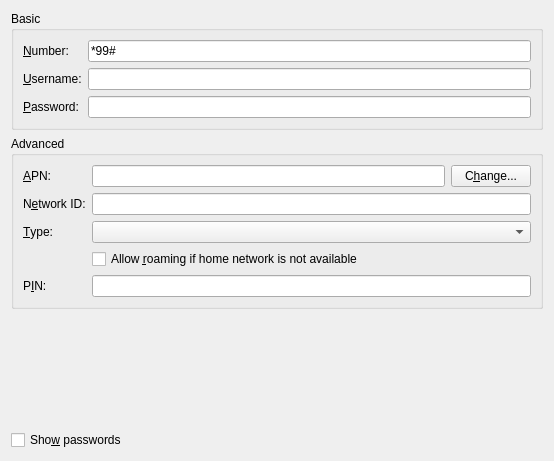
This is editor/ui/gsm.ui in KDE/plasma-nm as Qt 5 draws it before an edit. The edited form follows.
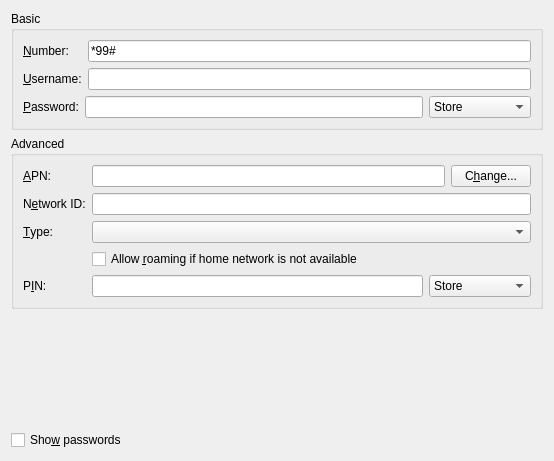
This is the edited form. Custom widgets are drawn as their Qt base class.

Commit message: Allow to explicitly select whether secrets are not required for GSM connection

```diff
--- a/editor/ui/gsm.ui
+++ b/editor/ui/gsm.ui
@@ -48,7 +48,9 @@
       <item row="1" column="1">
        <widget class="KLineEdit" name="username"/>
       </item>
-      <item row="2" column="0">
+      <item row="2" column="0" colspan="2">
+       <layout class="QHBoxLayout" name="horizontalLayout_2">
+        <item>
        <widget class="QLabel" name="label_3">
         <property name="text">
          <string>&amp;Password:</string>
@@ -58,13 +60,34 @@
         </property>
        </widget>
       </item>
-      <item row="2" column="1">
+        <item>
        <widget class="KLineEdit" name="password">
         <property name="passwordMode">
          <bool>true</bool>
         </property>
        </widget>
       </item>
+        <item>
+         <widget class="KComboBox" name="passwordStorage">
+          <item>
+           <property name="text">
+            <string>Store</string>
+           </property>
+          </item>
+          <item>
+           <property name="text">
+            <string>Always Ask</string>
+           </property>
+          </item>
+          <item>
+           <property name="text">
+            <string>Not Required</string>
+           </property>
+          </item>
+         </widget>
+        </item>
+       </layout>
+      </item>
      </layout>
     </widget>
    </item>
@@ -151,12 +174,35 @@
        </widget>
       </item>
       <item row="4" column="1">
+       <layout class="QHBoxLayout" name="horizontalLayout_3">
+        <item>
        <widget class="KLineEdit" name="pin">
         <property name="passwordMode">
          <bool>true</bool>
         </property>
        </widget>
       </item>
+        <item>
+         <widget class="KComboBox" name="pinStorage">
+          <item>
+           <property name="text">
+            <string>Store</string>
+           </property>
+          </item>
+          <item>
+           <property name="text">
+            <string>Always Ask</string>
+           </property>
+          </item>
+          <item>
+           <property name="text">
+            <string>Not Required</string>
+           </property>
+          </item>
+         </widget>
+        </item>
+       </layout>
+      </item>
      </layout>
     </widget>
    </item>
@@ -183,16 +229,16 @@
   </layout>
  </widget>
  <customwidgets>
-  <customwidget>
-   <class>KLineEdit</class>
-   <extends>QLineEdit</extends>
-   <header>klineedit.h</header>
-  </customwidget>
   <customwidget>
    <class>KComboBox</class>
    <extends>QComboBox</extends>
    <header>kcombobox.h</header>
   </customwidget>
+  <customwidget>
+   <class>KLineEdit</class>
+   <extends>QLineEdit</extends>
+   <header>klineedit.h</header>
+  </customwidget>
  </customwidgets>
  <tabstops>
   <tabstop>number</tabstop>
```
Lines whose indentation alone changed are shown as unchanged. The commit also changes 2 other files.
